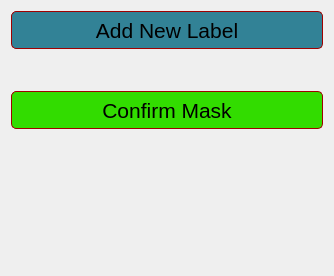
Before: the Qt Designer form core/modules/gui/MitkDrawingTool/MitkDrawingTool.ui in dboun/MultiPatientImageProcessing, drawn with Qt 5.
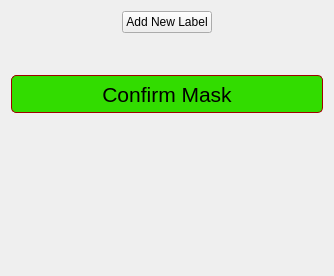
After: the same form once the commit is applied. Custom widgets are drawn as their Qt base class.

```diff
--- a/core/modules/gui/MitkDrawingTool/MitkDrawingTool.ui
+++ b/core/modules/gui/MitkDrawingTool/MitkDrawingTool.ui
@@ -14,13 +14,10 @@
    <string>Form</string>
   </property>
   <layout class="QVBoxLayout" name="verticalLayout">
-   <item>
-    <widget class="QPushButton" name="newLabelPushBtn">
+   <item alignment="Qt::AlignHCenter|Qt::AlignVCenter">
+    <widget class="ActionPushButton" name="newLabelPushBtn">
      <property name="styleSheet">
-      <string notr="true">QPushButton { font:21px; height:30px;width:150px;color:black; background-color:rgb(50,130,150); border-style: solid; border-color: #9f0000; border-width: 1px; border-radius: 5px; padding: 3px;}
-QPushButton:checked{ background-color: black; border-style: outset; border-style: solid; border-color: black; border-width: 1px; border-radius: 5px;}
-QPushButton:hover{ background-color: rgb(0,120,197);border-style: outset; border-style: solid; border-color: black; border-width: 1px; border-radius: 5px;}
-QPushButton:pressed{ background-color: rgb(0,120,150);border-style: outset; border-style: solid; border-color: black; border-width: 1px; border-radius: 5px;}                 </string>
+      <string notr="true"/>
      </property>
      <property name="text">
       <string>Add New Label</string>
@@ -84,6 +81,11 @@
    <header location="global">Qmitk/QmitkLabelSetWidget.h</header>
    <container>1</container>
   </customwidget>
+  <customwidget>
+   <class>ActionPushButton</class>
+   <extends>QPushButton</extends>
+   <header>ActionPushButton.h</header>
+  </customwidget>
  </customwidgets>
  <resources/>
  <connections/>
```
